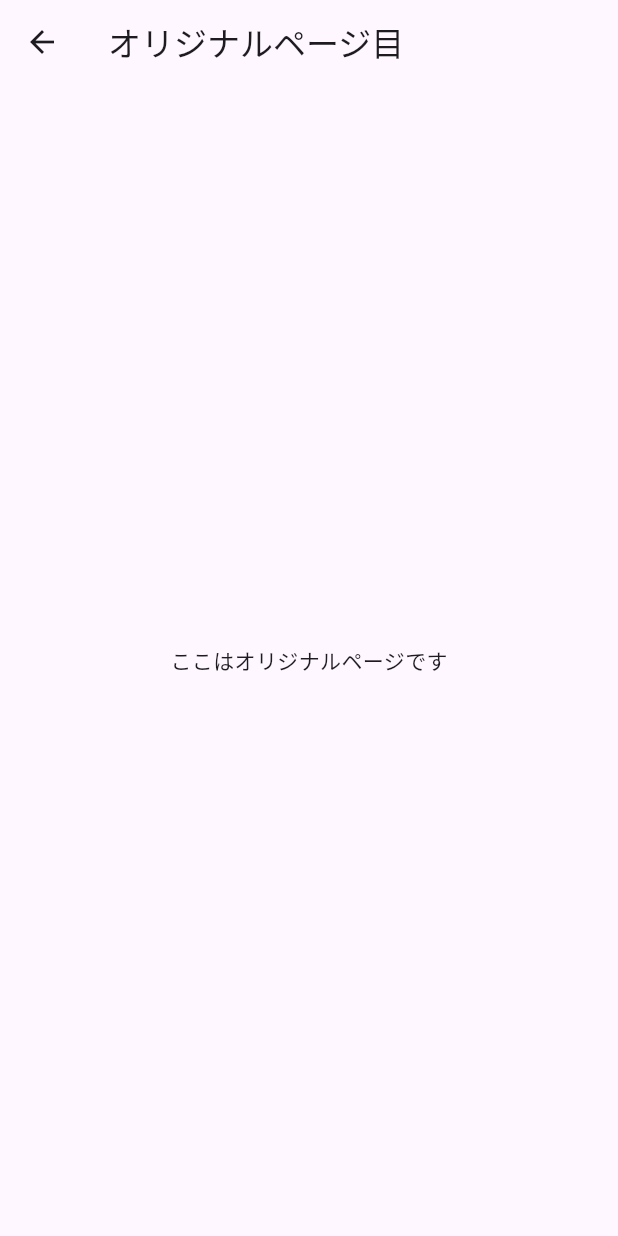
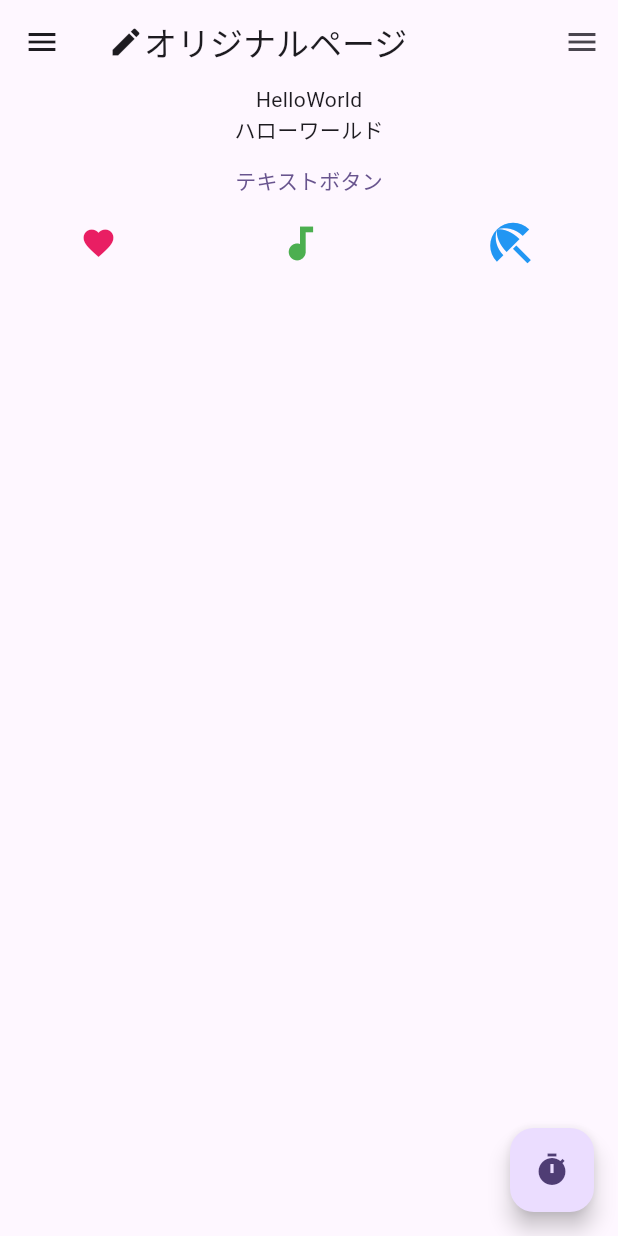
Before and after one commit to TaniIan/flutter_application_1, a Flutter app: the OriginalPage screen opened directly, on a phone screen of 412 x 824 dp. Run offline on Flutter 3.47's test engine with Material 3 defaults, Android fonts, the light colour scheme and no system bars.

Commit message:
Original.dartで様々なコードお試し

```diff
--- a/lib/OriginalPage.dart
+++ b/lib/OriginalPage.dart
@@ -1,15 +1,58 @@
 import 'package:flutter/material.dart';
 
+// class OriginalPage extends StatelessWidget {
+//   @override
+//   Widget build(BuildContext context) {
+//     return Scaffold(
+//       appBar: AppBar(
+//         title: Text("オリジナルページ目"),
+//       ),
+//       body: Center(
+//         child: Text("ここはオリジナルページです"),
+//       ),
+//     );
+//   }
+// }
 class OriginalPage extends StatelessWidget {
   @override
   Widget build(BuildContext context) {
     return Scaffold(
       appBar: AppBar(
-        title: Text("オリジナルページ目"),
+        // title: Text("オリジナルページ目"),
+        title: Row(children: const [
+          Icon(Icons.create),
+          Text("オリジナルページ"),
+        ]),
       ),
-      body: Center(
-        child: Text("ここはオリジナルページです"),
-      ),
+      body: Column(children: [
+        const Text("HelloWorld"),
+        const Text("ハローワールド"),
+        TextButton(
+          onPressed: () => {print("ボタンが押されたよ")},
+          child: const Text("テキストボタン"),
+        ),
+        Row(mainAxisAlignment: MainAxisAlignment.spaceAround, children: const [
+          Icon(
+            Icons.favorite,
+            color: Colors.pink,
+            size: 24.0,
+          ),
+          Icon(
+            Icons.audiotrack,
+            color: Colors.green,
+            size: 30.0,
+          ),
+          Icon(
+            Icons.beach_access,
+            color: Colors.blue,
+            size: 36.0,
+          ),
+        ]),
+      ]),
+      floatingActionButton: FloatingActionButton(
+          onPressed: () => {print("押したね？")}, child: const Icon(Icons.timer)),
+      drawer: const Drawer(child: Center(child: Text("Drawer"))),
+      endDrawer: const Drawer(child: Center(child: Text("EndDrawer"))),
     );
   }
 }
```
